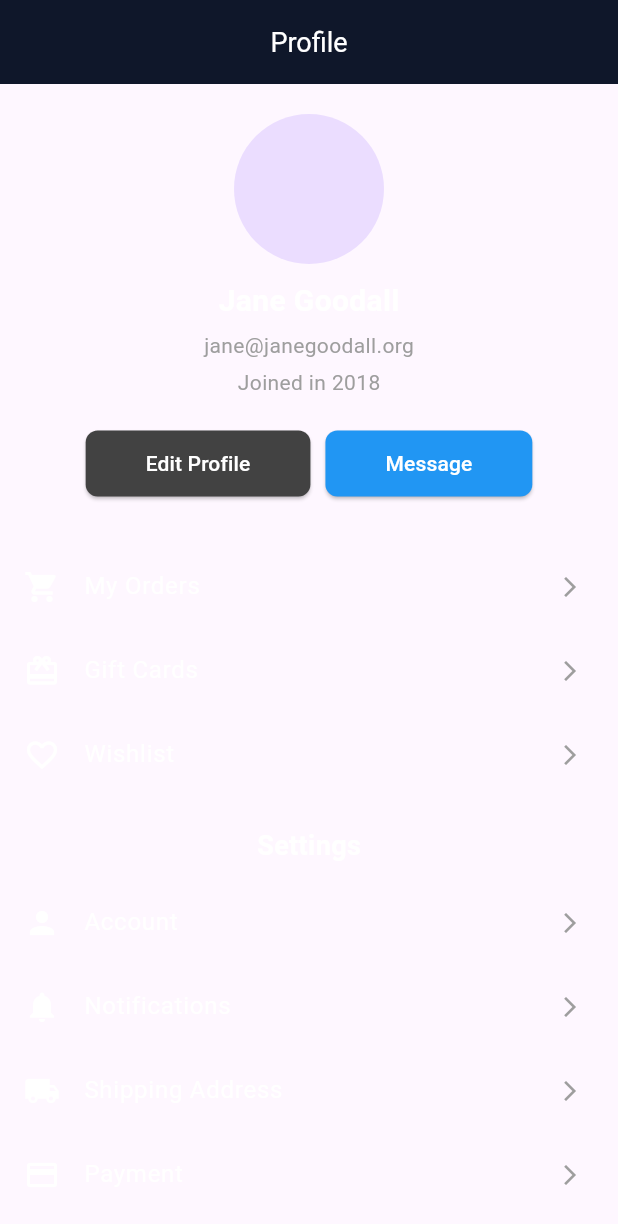
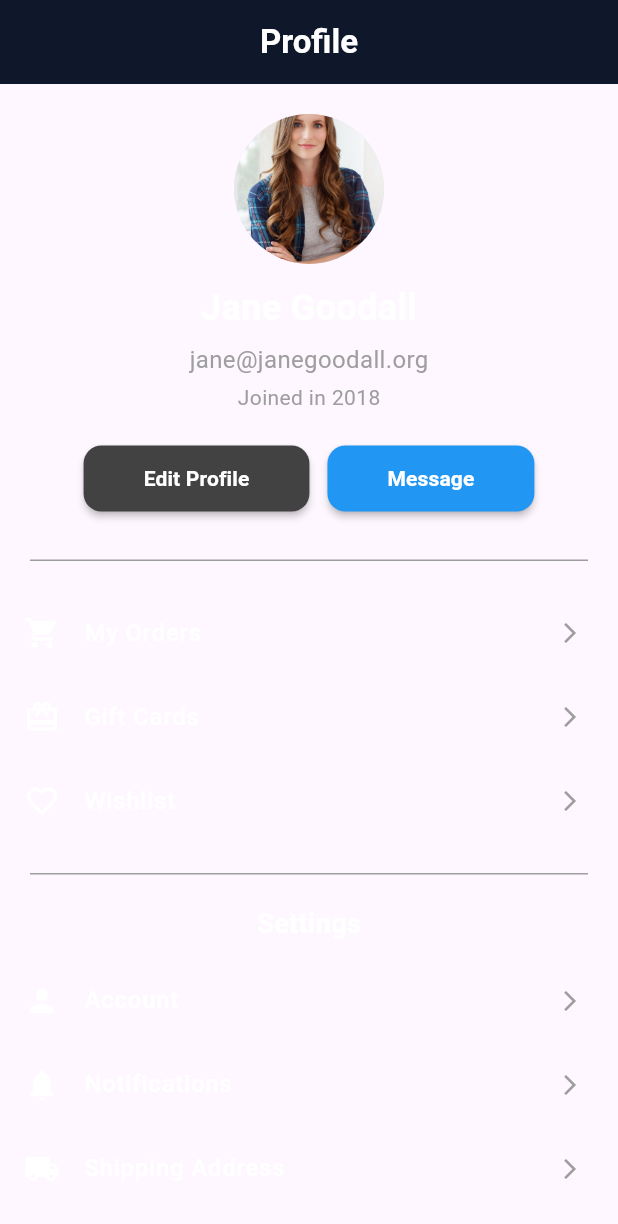
Before and after one commit to pereradewmi/Books-Store, a Flutter app: the ProfileScreen screen opened directly, on a phone screen of 412 x 824 dp. Shown: the top 1224 px of the screen. Run offline on Flutter 3.47's test engine with Material 3 defaults, Android fonts, the phone set to English and light mode, and no system bars.

Commit message:
final changes

```diff
--- a/book_store/lib/profile.dart
+++ b/book_store/lib/profile.dart
@@ -33,7 +33,7 @@ class ProfileScreen extends StatelessWidget {
         centerTitle: true,
         title: const Text(
           'Profile',
-          style: TextStyle(color: Colors.white, fontSize: 18),
+          style: TextStyle(color: Colors.white, fontSize: 22, fontWeight: FontWeight.bold),
         ),
       ),
       body: SingleChildScrollView(
@@ -43,23 +43,23 @@ class ProfileScreen extends StatelessWidget {
             const SizedBox(height: 20),
             const CircleAvatar(
               radius: 50,
-              //backgroundImage: AssetImage('assets/profile_picture.jpg'),
+              backgroundImage: AssetImage('assets/user.jpg'),
             ),
-            const SizedBox(height: 10),
+            const SizedBox(height: 12),
             const Text(
               'Jane Goodall',
               style: TextStyle(
-                fontSize: 20,
+                fontSize: 24,
                 fontWeight: FontWeight.bold,
                 color: Colors.white,
               ),
             ),
-            const SizedBox(height: 5),
+            const SizedBox(height: 6),
             const Text(
               'jane@janegoodall.org',
-              style: TextStyle(color: Colors.grey, fontSize: 14),
+              style: TextStyle(color: Colors.grey, fontSize: 16),
             ),
-            const SizedBox(height: 5),
+            const SizedBox(height: 4),
             const Text(
               'Joined in 2018',
               style: TextStyle(color: Colors.grey, fontSize: 14),
@@ -74,35 +74,53 @@ class ProfileScreen extends StatelessWidget {
                     backgroundColor: Colors.grey[800],
                     padding: const EdgeInsets.symmetric(horizontal: 40, vertical: 12),
                     shape: RoundedRectangleBorder(
-                      borderRadius: BorderRadius.circular(8),
+                      borderRadius: BorderRadius.circular(12),
                     ),
+                    elevation: 2,
                   ),
                   child: const Text(
                     'Edit Profile',
-                    style: TextStyle(color: Colors.white),
+                    style: TextStyle(color: Colors.white, fontWeight: FontWeight.bold),
                   ),
                 ),
-                const SizedBox(width: 10),
+                const SizedBox(width: 12),
                 ElevatedButton(
                   onPressed: () {},
                   style: ElevatedButton.styleFrom(
                     backgroundColor: Colors.blue,
                     padding: const EdgeInsets.symmetric(horizontal: 40, vertical: 12),
                     shape: RoundedRectangleBorder(
-                      borderRadius: BorderRadius.circular(8),
+                      borderRadius: BorderRadius.circular(12),
                     ),
+                    elevation: 2,
                   ),
                   child: const Text(
                     'Message',
-                    style: TextStyle(color: Colors.white),
+                    style: TextStyle(color: Colors.white, fontWeight: FontWeight.bold),
                   ),
                 ),
               ],
             ),
             const SizedBox(height: 30),
+            const Divider(
+              color: Colors.grey,
+              height: 1,
+              thickness: 1,
+              indent: 20,
+              endIndent: 20,
+            ),
+            const SizedBox(height: 20),
             const MenuSection(title: 'My Orders', icon: Icons.shopping_cart),
             const MenuSection(title: 'Gift Cards', icon: Icons.card_giftcard),
             const MenuSection(title: 'Wishlist', icon: Icons.favorite_border),
+            const SizedBox(height: 20),
+            const Divider(
+              color: Colors.grey,
+              height: 1,
+              thickness: 1,
+              indent: 20,
+              endIndent: 20,
+            ),
             const SizedBox(height: 20),
             const Text(
               'Settings',
@@ -125,6 +143,7 @@ class ProfileScreen extends StatelessWidget {
                 style: TextStyle(color: Colors.grey, fontSize: 16),
               ),
             ),
+            const SizedBox(height: 30),
           ],
         ),
       ),
@@ -144,10 +163,11 @@ class MenuSection extends StatelessWidget {
       leading: Icon(
         icon,
         color: Colors.white,
+        size: 24,
       ),
       title: Text(
         title,
-        style: const TextStyle(color: Colors.white, fontSize: 16),
+        style: const TextStyle(color: Colors.white, fontSize: 16, fontWeight: FontWeight.w500),
       ),
       trailing: const Icon(
         Icons.arrow_forward_ios,
```
